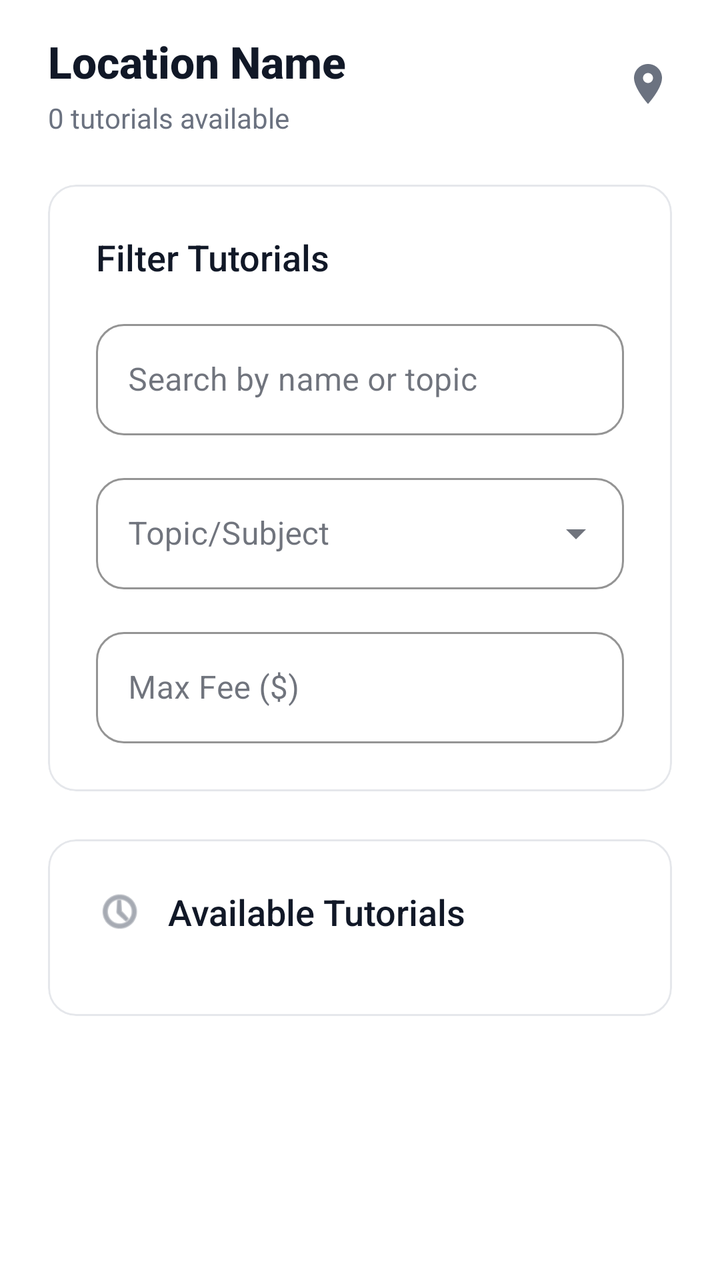
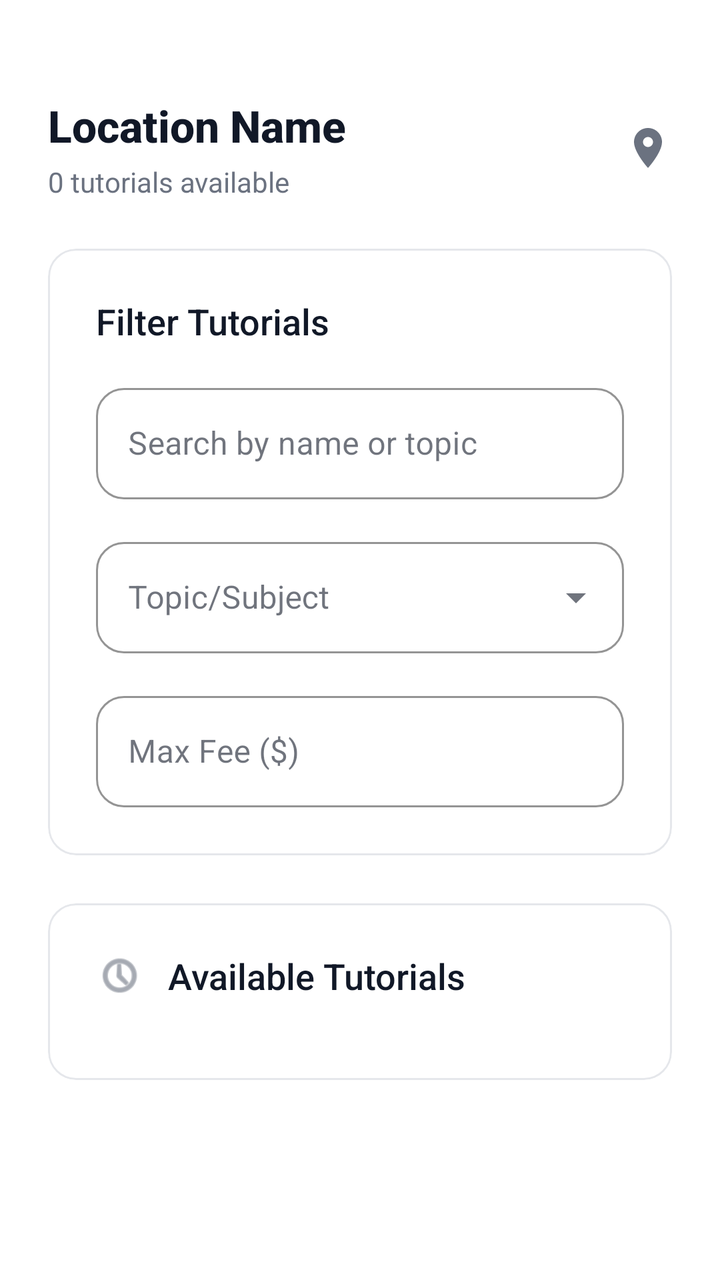

Before-and-after screenshots of an Android layout around one commit, followed by the original layout XML and the change that was made.
<!-- AndroidManifest.xml: application theme Theme.Csci3130Group1 -->
<!-- res/layout/activity_location_tutorials.xml -->
<?xml version="1.0" encoding="utf-8"?>
<ScrollView xmlns:android="http://schemas.android.com/apk/res/android"
    xmlns:app="http://schemas.android.com/apk/res-auto"
    android:layout_width="match_parent"
    android:layout_height="match_parent"
    android:background="#FFFFFF"
    android:fillViewport="true">

    <LinearLayout
        android:layout_width="match_parent"
        android:layout_height="wrap_content"
        android:orientation="vertical"
        android:paddingHorizontal="24dp"
        android:paddingTop="16dp"
        android:paddingBottom="32dp">

        
        <LinearLayout
            android:layout_width="match_parent"
            android:layout_height="wrap_content"
            android:orientation="horizontal"
            android:gravity="center_vertical"
            android:layout_marginBottom="24dp">

            <LinearLayout
                android:layout_width="0dp"
                android:layout_height="wrap_content"
                android:layout_weight="1"
                android:orientation="vertical">

                <TextView
                    android:id="@+id/location_name"
                    android:layout_width="wrap_content"
                    android:layout_height="wrap_content"
                    android:text="Location Name"
                    android:textSize="22sp"
                    android:fontFamily="sans-serif-medium"
                    android:textStyle="bold"
                    android:textColor="#111827" />

                <TextView
                    android:id="@+id/tutorial_count"
                    android:layout_width="wrap_content"
                    android:layout_height="wrap_content"
                    android:text="0 tutorials available"
                    android:textSize="14sp"
                    android:textColor="#6B7280"
                    android:layout_marginTop="4dp" />

            </LinearLayout>

            <ImageView
                android:layout_width="24dp"
                android:layout_height="24dp"
                android:src="@drawable/ic_map"
                app:tint="#6B7280"
                android:contentDescription="Location Icon" />

        </LinearLayout>

        
        <com.google.android.material.card.MaterialCardView
            android:id="@+id/filtersCard"
            android:layout_width="match_parent"
            android:layout_height="wrap_content"
            android:layout_marginBottom="24dp"
            app:cardCornerRadius="14dp"
            app:cardElevation="0dp"
            app:cardBackgroundColor="#FFFFFF"
            app:strokeColor="#E5E7EB"
            app:strokeWidth="1dp">

            <LinearLayout
                android:layout_width="match_parent"
                android:layout_height="wrap_content"
                android:orientation="vertical"
                android:padding="24dp">

                <TextView
                    android:layout_width="wrap_content"
                    android:layout_height="wrap_content"
                    android:text="Filter Tutorials"
                    android:textSize="18sp"
                    android:fontFamily="sans-serif-medium"
                    android:textColor="#111827"
                    android:layout_marginBottom="16dp" />

                
                <com.google.android.material.textfield.TextInputLayout
                    android:id="@+id/searchInputLayout"
                    android:layout_width="match_parent"
                    android:layout_height="wrap_content"
                    android:layout_marginBottom="16dp"
                    android:hint="Search by name or topic"
                    app:boxStrokeColor="#E5E7EB"
                    app:hintTextColor="#6B7280"
                    app:boxCornerRadiusTopStart="14dp"
                    app:boxCornerRadiusTopEnd="14dp"
                    app:boxCornerRadiusBottomStart="14dp"
                    app:boxCornerRadiusBottomEnd="14dp"
                    style="@style/Widget.MaterialComponents.TextInputLayout.OutlinedBox">

                    <com.google.android.material.textfield.TextInputEditText
                        android:id="@+id/searchInput"
                        android:layout_width="match_parent"
                        android:layout_height="wrap_content"
                        android:inputType="text"
                        android:textColor="#111827"
                        android:textSize="16sp" />
                </com.google.android.material.textfield.TextInputLayout>

                
                <com.google.android.material.textfield.TextInputLayout
                    android:id="@+id/topicInputLayout"
                    android:layout_width="match_parent"
                    android:layout_height="wrap_content"
                    android:layout_marginBottom="16dp"
                    android:hint="Topic/Subject"
                    app:boxStrokeColor="#E5E7EB"
                    app:hintTextColor="#6B7280"
                    app:boxCornerRadiusTopStart="14dp"
                    app:boxCornerRadiusTopEnd="14dp"
                    app:boxCornerRadiusBottomStart="14dp"
                    app:boxCornerRadiusBottomEnd="14dp"
                    style="@style/Widget.MaterialComponents.TextInputLayout.OutlinedBox.ExposedDropdownMenu">

                    <AutoCompleteTextView
                        android:id="@+id/topicFilter"
                        android:layout_width="match_parent"
                        android:layout_height="wrap_content"
                        android:inputType="none"
                        android:textColor="#111827"
                        android:textSize="16sp" />
                </com.google.android.material.textfield.TextInputLayout>

                
                <com.google.android.material.textfield.TextInputLayout
                    android:id="@+id/feeInputLayout"
                    android:layout_width="match_parent"
                    android:layout_height="wrap_content"
                    android:hint="Max Fee ($)"
                    app:boxStrokeColor="#E5E7EB"
                    app:hintTextColor="#6B7280"
                    app:boxCornerRadiusTopStart="14dp"
                    app:boxCornerRadiusTopEnd="14dp"
                    app:boxCornerRadiusBottomStart="14dp"
                    app:boxCornerRadiusBottomEnd="14dp"
                    style="@style/Widget.MaterialComponents.TextInputLayout.OutlinedBox">

                    <com.google.android.material.textfield.TextInputEditText
                        android:id="@+id/feeFilter"
                        android:layout_width="match_parent"
                        android:layout_height="wrap_content"
                        android:inputType="numberDecimal"
                        android:textColor="#111827"
                        android:textSize="16sp" />
                </com.google.android.material.textfield.TextInputLayout>
            </LinearLayout>
        </com.google.android.material.card.MaterialCardView>

        
        <com.google.android.material.card.MaterialCardView
            android:layout_width="match_parent"
            android:layout_height="wrap_content"
            android:layout_marginBottom="24dp"
            app:cardCornerRadius="14dp"
            app:cardElevation="0dp"
            app:cardBackgroundColor="#FFFFFF"
            app:strokeColor="#E5E7EB"
            app:strokeWidth="1dp">

            <LinearLayout
                android:layout_width="match_parent"
                android:layout_height="wrap_content"
                android:orientation="vertical"
                android:padding="24dp">

                
                <LinearLayout
                    android:layout_width="match_parent"
                    android:layout_height="wrap_content"
                    android:orientation="horizontal"
                    android:gravity="center_vertical"
                    android:layout_marginBottom="16dp">

                    <ImageView
                        android:layout_width="24dp"
                        android:layout_height="24dp"
                        android:src="@android:drawable/ic_menu_recent_history"
                        app:tint="#6B7280"
                        android:contentDescription="Tutorials Icon" />

                    <TextView
                        android:layout_width="wrap_content"
                        android:layout_height="wrap_content"
                        android:text="Available Tutorials"
                        android:textSize="18sp"
                        android:fontFamily="sans-serif-medium"
                        android:textColor="#111827"
                        android:layout_marginStart="12dp"/>
                </LinearLayout>

                
                <androidx.recyclerview.widget.RecyclerView
                    android:id="@+id/resultsRecyclerView"
                    android:layout_width="match_parent"
                    android:layout_height="wrap_content"
                    android:nestedScrollingEnabled="false"/>

                
                <LinearLayout
                    android:id="@+id/empty_state_container"
                    android:layout_width="match_parent"
                    android:layout_height="wrap_content"
                    android:orientation="vertical"
                    android:gravity="center"
                    android:padding="32dp"
                    android:visibility="gone">

                    <ImageView
                        android:layout_width="64dp"
                        android:layout_height="64dp"
                        android:src="@android:drawable/ic_menu_search"
                        app:tint="#E5E7EB"
                        android:layout_marginBottom="16dp"
                        android:contentDescription="No tutorials icon" />

                    <TextView
                        android:id="@+id/empty_state_text"
                        android:layout_width="wrap_content"
                        android:layout_height="wrap_content"
                        android:text="No tutorials available at this location"
                        android:textSize="16sp"
                        android:textColor="#6B7280"
                        android:gravity="center"
                        android:fontFamily="sans-serif" />

                    <TextView
                        android:layout_width="wrap_content"
                        android:layout_height="wrap_content"
                        android:text="Try adjusting your filters or check back later"
                        android:textSize="14sp"
                        android:textColor="#9CA3AF"
                        android:gravity="center"
                        android:layout_marginTop="8dp"
                        android:fontFamily="sans-serif" />

                </LinearLayout>

            </LinearLayout>
        </com.google.android.material.card.MaterialCardView>

    </LinearLayout>

</ScrollView>
<!-- resources referenced by this layout -->
<resources>
  <!-- drawable ic_map (drawable) -->
  <vector xmlns:android="http://schemas.android.com/apk/res/android" android:height="24dp" android:tint="#000000" android:viewportHeight="24" android:viewportWidth="24" android:width="24dp">
  
      <path android:fillColor="@android:color/white" android:pathData="M12,2C8.13,2 5,5.13 5,9c0,5.25 7,13 7,13s7,-7.75 7,-13c0,-3.87 -3.13,-7 -7,-7zM12,11.5c-1.38,0 -2.5,-1.12 -2.5,-2.5s1.12,-2.5 2.5,-2.5 2.5,1.12 2.5,2.5 -1.12,2.5 -2.5,2.5z"/>
  
  </vector>
  <style name="Theme.Csci3130Group1" parent="Base.Theme.Csci3130Group1" />
  <style name="Base.Theme.Csci3130Group1" parent="Theme.Material3.DayNight.NoActionBar">
          
          <item name="colorPrimary">#111827</item>
          <item name="colorOnPrimary">#FFFFFF</item>
          <item name="colorSecondary">#6B7280</item>
          <item name="colorOnSecondary">#FFFFFF</item>
          
          <item name="colorPrimaryContainer">#F3F4F6</item>
          <item name="colorOnPrimaryContainer">#111827</item>
          <item name="colorSecondaryContainer">#F3F4F6</item>
          <item name="colorOnSecondaryContainer">#111827</item>
          <item name="colorTertiary">#9CA3AF</item>
          <item name="colorSurface">#FFFFFF</item>
          <item name="colorOnSurface">#111827</item>
          <item name="colorOutline">#E5E7EB</item>
          <item name="android:navigationBarColor">#FFFFFF</item>
          <item name="android:statusBarColor">#FFFFFF</item>
      </style>
</resources>

<!-- the commit's change to res/layout/activity_location_tutorials.xml (unified diff, before → after) -->
@@ -11,7 +11,7 @@
         android:layout_height="wrap_content"
         android:orientation="vertical"
         android:paddingHorizontal="24dp"
-        android:paddingTop="16dp"
+        android:paddingTop="48dp"
         android:paddingBottom="32dp">
 
         
